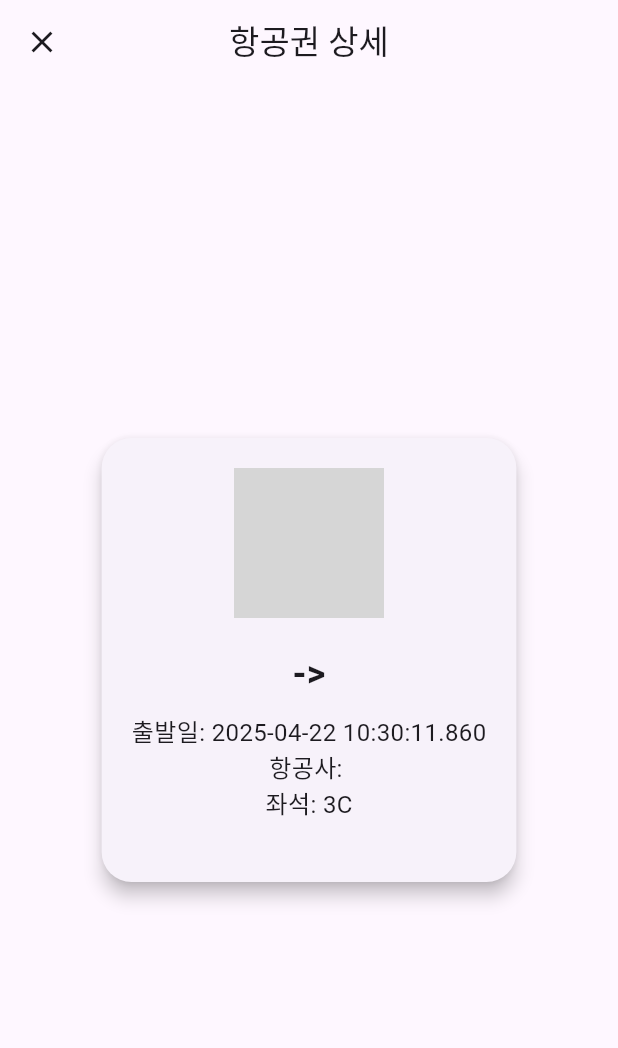
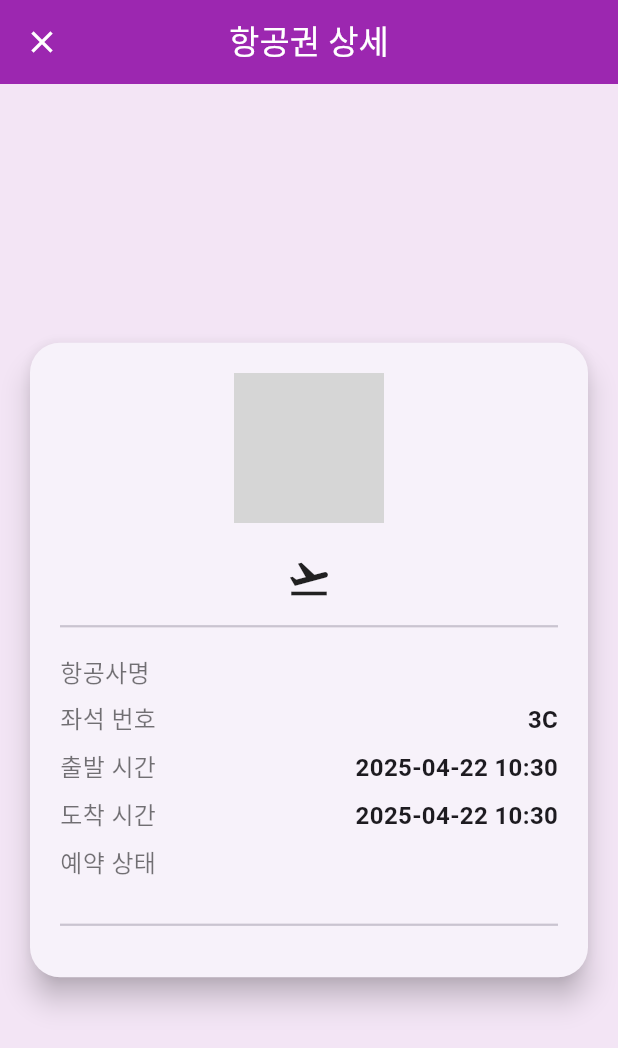
Before and after one commit to linxizhu1209/Ju_airline, a Flutter app: the BookingDetailPage screen opened directly with empty values, on a phone screen of 412 x 824 dp. Shown: the top 1048 px of the screen. Run offline on Flutter 3.47's test engine with Material 3 defaults, Android fonts, the phone set to English and light mode, and no system bars; our stand-ins replace app_links, flutter_dotenv, flutter_secure_storage, google_sign_in, webview_flutter; missing offline and left inert: flutter_inappwebview, stomp_dart_client, tosspayments_widget_sdk_flutter; accounts and stored records are empty; network calls fail; grey boxes are pictures that could not be loaded.

Commit message:
feat: 항공권상세조회 ui개선
- 항공권상세조회 ui를 개선했습니다

```diff
--- a/lib/pages/BookingDetailPage.dart
+++ b/lib/pages/BookingDetailPage.dart
@@ -2,6 +2,7 @@
 import 'dart:typed_data';
 
 import 'package:flutter/material.dart';
+import 'package:intl/intl.dart';
 
 import '../models/flight_order.dart';
 
@@ -14,57 +15,76 @@ class BookingDetailPage extends StatelessWidget {
 
   @override
   Widget build(BuildContext context) {
+    final formattedDepartureTime = DateFormat('yyyy-MM-dd HH:mm').format(booking.departureTime);
+    final formattedArrivalTime = DateFormat('yyyy-MM-dd HH:mm').format(booking.arrivalTime);
+
     return Scaffold(
+      backgroundColor: Colors.purple.shade50,
       appBar: AppBar(
+        backgroundColor: Colors.purple,
         leading: IconButton(
-            icon: const Icon(Icons.close),
+            icon: const Icon(Icons.close, color: Colors.white),
             onPressed: () {
               Navigator.pop(context);
             },
         ),
-        title: const Text("항공권 상세"),
+        title: const Text("항공권 상세", style: TextStyle(color: Colors.white)),
         centerTitle: true,
       ),
       body: Center(
         child: Card(
-          margin: const EdgeInsets.all(16),
+          margin: const EdgeInsets.all(20),
+          elevation: 8,
           shape: RoundedRectangleBorder(
             borderRadius: BorderRadius.circular(20),
           ),
-          elevation: 5,
           child: Padding(
               padding: const EdgeInsets.all(20),
               child: Column(
                 mainAxisSize: MainAxisSize.min,
                 children: [
-                  Image.memory(
+                  ClipRRect(
+                    borderRadius: BorderRadius.circular(12),
+                  child: Image.memory(
                     qrBytes,
                     width: 100,
                     height: 100,
                     fit: BoxFit.contain,
+                    ),
                   ),
                   const SizedBox(height: 20),
 
-                  Text(
-                    "${booking.departureAirport} -> ${booking.arrivalAirport}",
-                    style: const TextStyle(fontSize: 24, fontWeight: FontWeight.bold)
+                  Row(
+                    mainAxisAlignment: MainAxisAlignment.center,
+                    children: [
+                      Flexible(
+                        child: Text(
+                          booking.departureAirport,
+                          style: const TextStyle(fontSize: 24, fontWeight: FontWeight.bold),
+                        ),
+                      ),
+                      const SizedBox(width: 10),
+                      const Icon(Icons.flight_takeoff, size:30),
+                      const SizedBox(width: 10),
+                      Flexible(
+                        child: Text(
+                          booking.arrivalAirport,
+                          style: const TextStyle(fontSize: 24, fontWeight: FontWeight.bold),
+                        ),
+                      ),
+                    ],
                   ),
+
+                  const Divider(height: 30, thickness: 1.5),
+
+                  _infoRow("항공사명", booking.airlineName),
+                  _infoRow("좌석 번호", "3C"),
+                  _infoRow("출발 시간", formattedDepartureTime),
+                  _infoRow("도착 시간", formattedArrivalTime),
+                  _infoRow("예약 상태", booking.orderStatus),
                   const SizedBox(height: 10),
+                  const Divider(height: 30, thickness: 1.5),
 
-                  Text(
-                    "출발일: ${booking.departureTime}",
-                    style: const TextStyle(fontSize: 16),
-                  ),
-                  Text(
-                    "항공사: ${booking.airlineName}",
-                    style: const TextStyle(fontSize: 16),
-                  ),
-                  // if (booking.seatNumber != null)
-                    Text(
-                    "좌석: 3C",
-                    style: const TextStyle(fontSize: 16),
-                    ),
-                  const SizedBox(height:20),
                 ],
               ),
           ),
@@ -73,3 +93,22 @@ class BookingDetailPage extends StatelessWidget {
     );
   }
 }
+// 재사용 가능한 항목 위젯
+Widget _infoRow(String label, String value) {
+  return Padding(
+    padding: const EdgeInsets.symmetric(vertical: 4.0),
+    child: Row(
+      mainAxisAlignment: MainAxisAlignment.spaceBetween,
+      children: [
+        Text(
+          label,
+          style: const TextStyle(fontSize: 16, color: Colors.black54),
+        ),
+        Text(
+          value,
+          style: const TextStyle(fontSize: 16, fontWeight: FontWeight.bold),
+        ),
+      ],
+    ),
+  );
+}
```
